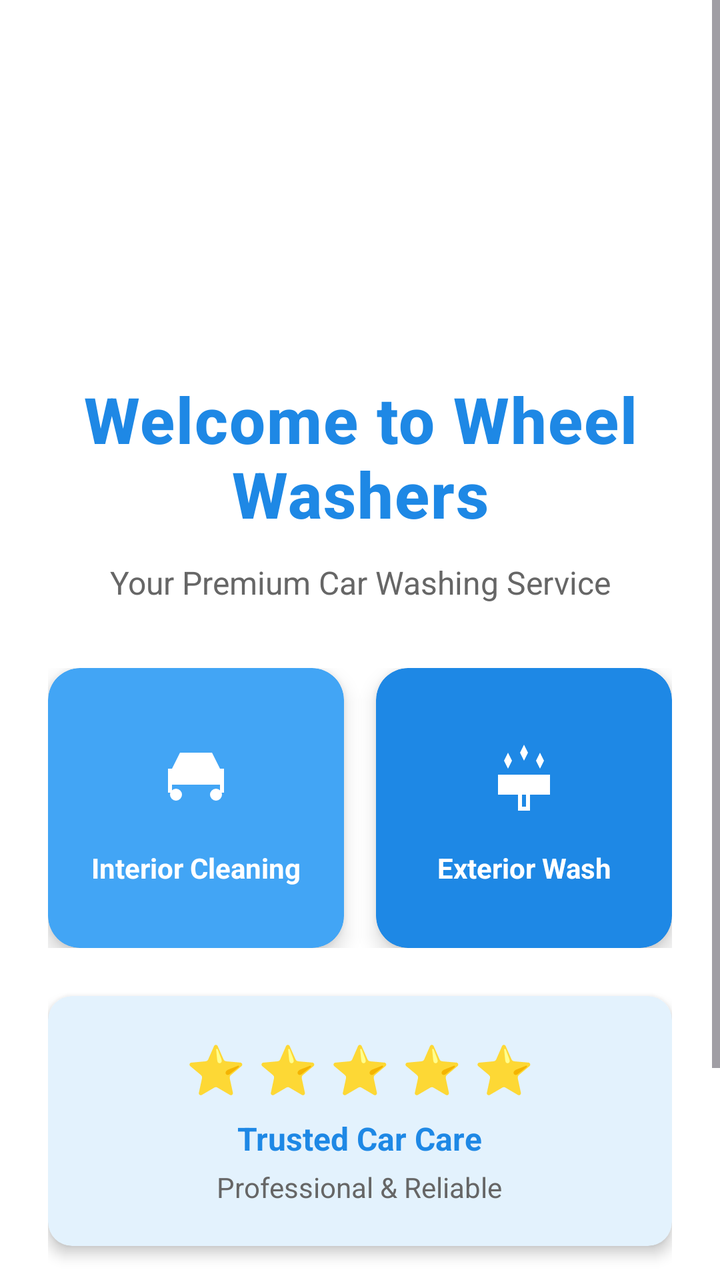
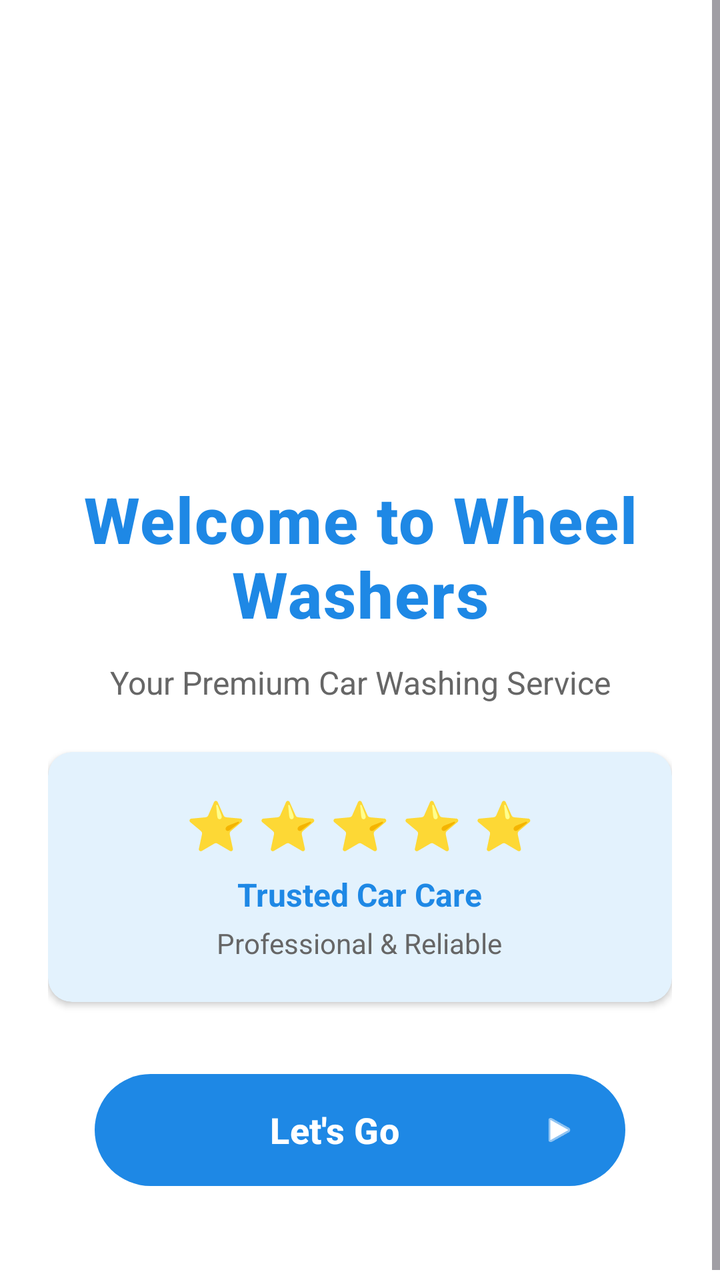

Before-and-after screenshots of an Android layout around one commit, followed by the original layout XML and the change that was made.
<!-- AndroidManifest.xml: application theme Theme.WheelWashers -->
<!-- res/layout/activity_welcome.xml -->
<?xml version="1.0" encoding="utf-8"?>
<ScrollView xmlns:android="http://schemas.android.com/apk/res/android"
    xmlns:app="http://schemas.android.com/apk/res-auto"
    android:layout_width="match_parent"
    android:layout_height="match_parent"
    android:background="@color/white"
    android:fillViewport="true">

    <androidx.constraintlayout.widget.ConstraintLayout
        android:layout_width="match_parent"
        android:layout_height="wrap_content"
        android:padding="24dp">

        
        <ImageView
            android:id="@+id/iv_logo"
            android:layout_width="100dp"
            android:layout_height="100dp"
            android:layout_marginTop="40dp"
            android:src="@mipmap/ic_logo"
            android:elevation="4dp"
            app:layout_constraintEnd_toEndOf="parent"
            app:layout_constraintStart_toStartOf="parent"
            app:layout_constraintTop_toTopOf="parent"
            android:contentDescription="@string/app_name" />

        
        <TextView
            android:id="@+id/tv_welcome_title"
            android:layout_width="0dp"
            android:layout_height="wrap_content"
            android:layout_marginTop="24dp"
            android:gravity="center"
            android:text="@string/welcome_title"
            android:textColor="@color/blue_primary"
            android:textSize="32sp"
            android:textStyle="bold"
            android:fontFamily="sans-serif-medium"
            android:letterSpacing="0.02"
            app:layout_constraintEnd_toEndOf="parent"
            app:layout_constraintStart_toStartOf="parent"
            app:layout_constraintTop_toBottomOf="@id/iv_logo" />

        
        <TextView
            android:id="@+id/tv_welcome_subtitle"
            android:layout_width="0dp"
            android:layout_height="wrap_content"
            android:layout_marginTop="12dp"
            android:gravity="center"
            android:lineSpacingExtra="4dp"
            android:text="@string/welcome_subtitle"
            android:textColor="#666666"
            android:textSize="16sp"
            android:fontFamily="sans-serif"
            app:layout_constraintEnd_toEndOf="parent"
            app:layout_constraintStart_toStartOf="parent"
            app:layout_constraintTop_toBottomOf="@id/tv_welcome_title" />

        
        <LinearLayout
            android:id="@+id/services_container"
            android:layout_width="0dp"
            android:layout_height="wrap_content"
            android:layout_marginTop="32dp"
            android:orientation="horizontal"
            android:weightSum="2"
            app:layout_constraintEnd_toEndOf="parent"
            app:layout_constraintStart_toStartOf="parent"
            app:layout_constraintTop_toBottomOf="@id/tv_welcome_subtitle">

            
            <androidx.cardview.widget.CardView
                android:id="@+id/card_plumbing"
                android:layout_width="0dp"
                android:layout_height="140dp"
                android:layout_weight="1"
                android:layout_marginEnd="8dp"
                app:cardCornerRadius="16dp"
                app:cardElevation="6dp"
                app:cardBackgroundColor="@color/blue_light">

                <LinearLayout
                    android:layout_width="match_parent"
                    android:layout_height="match_parent"
                    android:orientation="vertical"
                    android:gravity="center"
                    android:padding="16dp">

                    <ImageView
                        android:layout_width="48dp"
                        android:layout_height="48dp"
                        android:tint="@color/white"
                        android:src="@drawable/ic_car_interior"
                        android:contentDescription="@string/plumbing_service" />

                    <TextView
                        android:layout_width="wrap_content"
                        android:layout_height="wrap_content"
                        android:layout_marginTop="12dp"
                        android:text="@string/plumbing_service"
                        android:textColor="@color/white"
                        android:textSize="14sp"
                        android:textStyle="bold"
                        android:gravity="center" />
                </LinearLayout>
            </androidx.cardview.widget.CardView>

            
            <androidx.cardview.widget.CardView
                android:id="@+id/card_ac"
                android:layout_width="0dp"
                android:layout_height="140dp"
                android:layout_weight="1"
                android:layout_marginStart="8dp"
                app:cardCornerRadius="16dp"
                app:cardElevation="6dp"
                app:cardBackgroundColor="@color/blue_primary">

                <LinearLayout
                    android:layout_width="match_parent"
                    android:layout_height="match_parent"
                    android:orientation="vertical"
                    android:gravity="center"
                    android:padding="16dp">

                    <ImageView
                        android:layout_width="48dp"
                        android:layout_height="48dp"
                        android:src="@drawable/ic_car_wash"
                        android:tint="@color/white"
                        android:contentDescription="@string/ac_service" />

                    <TextView
                        android:layout_width="wrap_content"
                        android:layout_height="wrap_content"
                        android:layout_marginTop="12dp"
                        android:text="@string/ac_service"
                        android:textColor="@color/white"
                        android:textSize="14sp"
                        android:textStyle="bold"
                        android:gravity="center" />
                </LinearLayout>
            </androidx.cardview.widget.CardView>
        </LinearLayout>

        
        <androidx.cardview.widget.CardView
            android:id="@+id/feature_badge"
            android:layout_width="0dp"
            android:layout_height="wrap_content"
            android:layout_marginTop="24dp"
            app:cardCornerRadius="12dp"
            app:cardElevation="4dp"
            app:cardBackgroundColor="#E3F2FD"
            app:layout_constraintEnd_toEndOf="parent"
            app:layout_constraintStart_toStartOf="parent"
            app:layout_constraintTop_toBottomOf="@id/services_container">

            <LinearLayout
                android:layout_width="match_parent"
                android:layout_height="wrap_content"
                android:orientation="vertical"
                android:gravity="center"
                android:padding="20dp">

                <TextView
                    android:layout_width="wrap_content"
                    android:layout_height="wrap_content"
                    android:text="⭐ ⭐ ⭐ ⭐ ⭐"
                    android:textSize="24sp" />

                <TextView
                    android:layout_width="wrap_content"
                    android:layout_height="wrap_content"
                    android:layout_marginTop="8dp"
                    android:text="@string/trusted_experts"
                    android:textColor="@color/blue_primary"
                    android:textSize="16sp"
                    android:textStyle="bold" />

                <TextView
                    android:layout_width="wrap_content"
                    android:layout_height="wrap_content"
                    android:layout_marginTop="4dp"
                    android:text="@string/service_description"
                    android:textColor="#666666"
                    android:textSize="14sp" />
            </LinearLayout>
        </androidx.cardview.widget.CardView>

        
        <com.google.android.material.button.MaterialButton
            android:id="@+id/btn_lets_go"
            android:layout_width="0dp"
            android:layout_height="64dp"
            android:layout_marginTop="32dp"
            android:layout_marginBottom="24dp"
            android:text="@string/lets_go"
            android:textColor="@color/white"
            android:textSize="18sp"
            android:textStyle="bold"
            android:elevation="8dp"
            app:cornerRadius="32dp"
            app:icon="@android:drawable/ic_media_play"
            app:iconGravity="end"
            app:iconTint="@color/white"
            app:backgroundTint="@color/blue_primary"
            app:rippleColor="#40FFFFFF"
            app:layout_constraintBottom_toBottomOf="parent"
            app:layout_constraintEnd_toEndOf="parent"
            app:layout_constraintStart_toStartOf="parent"
            app:layout_constraintTop_toBottomOf="@id/feature_badge"
            app:layout_constraintWidth_percent="0.85" />

    </androidx.constraintlayout.widget.ConstraintLayout>
</ScrollView>
<!-- resources referenced by this layout -->
<resources>
  <color name="blue_light">#42A5F5</color>
  <color name="blue_primary">#1E88E5</color>
  <color name="white">#FFFFFFFF</color>
  <!-- drawable ic_car_interior (drawable) -->
  <?xml version="1.0" encoding="utf-8"?>
  <vector xmlns:android="http://schemas.android.com/apk/res/android"
      android:width="48dp"
      android:height="48dp"
      android:viewportWidth="48"
      android:viewportHeight="48">
      
      <path
          android:fillColor="#1E88E5"
          android:pathData="M12,20 L16,12 L32,12 L36,20 L38,20 L38,32 L36,32 L36,28 L12,28 L12,32 L10,32 L10,20 Z"/>
      
      <path
          android:fillColor="#FFFFFF"
          android:pathData="M17,14 L20,14 L20,18 L17,18 Z M28,14 L31,14 L31,18 L28,18 Z"/>
      
      <path
          android:fillColor="#1E88E5"
          android:pathData="M14,30 A3,3 0 1,1 14,36 A3,3 0 1,1 14,30 Z M34,30 A3,3 0 1,1 34,36 A3,3 0 1,1 34,30 Z"/>
  </vector>
  <!-- drawable ic_car_wash (drawable) -->
  <?xml version="1.0" encoding="utf-8"?>
  <vector xmlns:android="http://schemas.android.com/apk/res/android"
      android:width="48dp"
      android:height="48dp"
      android:viewportWidth="48"
      android:viewportHeight="48">
      
      <path
          android:fillColor="#1E88E5"
          android:pathData="M24,8 L26,12 L24,16 L22,12 Z M16,12 L18,16 L16,20 L14,16 Z M32,12 L34,16 L32,20 L30,16 Z"/>
      
      <path
          android:fillColor="#1E88E5"
          android:pathData="M12,24 L36,24 L36,32 L12,32 Z"
          android:strokeWidth="2"
          android:strokeColor="#1E88E5"/>
      
      <path
          android:fillColor="@android:color/transparent"
          android:pathData="M22,32 L22,40 L26,40 L26,32"
          android:strokeWidth="2"
          android:strokeColor="#1E88E5"
          android:strokeLineCap="round"/>
  </vector>
  <!-- mipmap ic_logo (mipmap-anydpi-v26) -->
  <?xml version="1.0" encoding="utf-8"?>
  <adaptive-icon xmlns:android="http://schemas.android.com/apk/res/android">
      <background android:drawable="@color/ic_logo_background"/>
      <foreground android:drawable="@mipmap/ic_logo_foreground"/>
  </adaptive-icon>
  <string name="ac_service">Exterior Wash</string>
  <string name="app_name">Wheel Washers</string>
  <string name="lets_go">Let\'s Go</string>
  <string name="plumbing_service">Interior Cleaning</string>
  <string name="service_description">Professional &amp; Reliable</string>
  <string name="trusted_experts">Trusted Car Care</string>
  <string name="welcome_subtitle">Your Premium Car Washing Service</string>
  <string name="welcome_title">Welcome to Wheel Washers</string>
  <style name="Theme.WheelWashers" parent="Base.Theme.WheelWashers" />
  <color name="ic_logo_background">#000000</color>
  <style name="Base.Theme.WheelWashers" parent="Theme.Material3.Light.NoActionBar">
          <item name="colorPrimary">@color/blue_primary</item>
          <item name="colorPrimaryDark">@color/blue_dark</item>
          <item name="colorAccent">@color/blue_light</item>
          <item name="android:statusBarColor">@color/blue_primary</item>
          <item name="android:navigationBarColor">@color/white</item>
          <item name="android:windowBackground">@color/white</item>
      </style>
  <color name="blue_dark">#1565C0</color>
</resources>

<!-- the commit's change to res/layout/activity_welcome.xml (unified diff, before → after) -->
@@ -14,10 +14,10 @@
         
         <ImageView
             android:id="@+id/iv_logo"
-            android:layout_width="100dp"
-            android:layout_height="100dp"
+            android:layout_width="150dp"
+            android:layout_height="150dp"
             android:layout_marginTop="40dp"
-            android:src="@mipmap/ic_logo"
+            android:src="@mipmap/ic_logo_round"
             android:elevation="4dp"
             app:layout_constraintEnd_toEndOf="parent"
             app:layout_constraintStart_toStartOf="parent"
@@ -58,104 +58,16 @@
             app:layout_constraintTop_toBottomOf="@id/tv_welcome_title" />
 
         
-        <LinearLayout
-            android:id="@+id/services_container"
-            android:layout_width="0dp"
-            android:layout_height="wrap_content"
-            android:layout_marginTop="32dp"
-            android:orientation="horizontal"
-            android:weightSum="2"
-            app:layout_constraintEnd_toEndOf="parent"
-            app:layout_constraintStart_toStartOf="parent"
-            app:layout_constraintTop_toBottomOf="@id/tv_welcome_subtitle">
-
-            
-            <androidx.cardview.widget.CardView
-                android:id="@+id/card_plumbing"
-                android:layout_width="0dp"
-                android:layout_height="140dp"
-                android:layout_weight="1"
-                android:layout_marginEnd="8dp"
-                app:cardCornerRadius="16dp"
-                app:cardElevation="6dp"
-                app:cardBackgroundColor="@color/blue_light">
-
-                <LinearLayout
-                    android:layout_width="match_parent"
-                    android:layout_height="match_parent"
-                    android:orientation="vertical"
-                    android:gravity="center"
-                    android:padding="16dp">
-
-                    <ImageView
-                        android:layout_width="48dp"
-                        android:layout_height="48dp"
-                        android:tint="@color/white"
-                        android:src="@drawable/ic_car_interior"
-                        android:contentDescription="@string/plumbing_service" />
-
-                    <TextView
-                        android:layout_width="wrap_content"
-                        android:layout_height="wrap_content"
-                        android:layout_marginTop="12dp"
-                        android:text="@string/plumbing_service"
-                        android:textColor="@color/white"
-                        android:textSize="14sp"
-                        android:textStyle="bold"
-                        android:gravity="center" />
-                </LinearLayout>
-            </androidx.cardview.widget.CardView>
-
-            
-            <androidx.cardview.widget.CardView
-                android:id="@+id/card_ac"
-                android:layout_width="0dp"
-                android:layout_height="140dp"
-                android:layout_weight="1"
-                android:layout_marginStart="8dp"
-                app:cardCornerRadius="16dp"
-                app:cardElevation="6dp"
-                app:cardBackgroundColor="@color/blue_primary">
-
-                <LinearLayout
-                    android:layout_width="match_parent"
-                    android:layout_height="match_parent"
-                    android:orientation="vertical"
-                    android:gravity="center"
-                    android:padding="16dp">
-
-                    <ImageView
-                        android:layout_width="48dp"
-                        android:layout_height="48dp"
-                        android:src="@drawable/ic_car_wash"
-                        android:tint="@color/white"
-                        android:contentDescription="@string/ac_service" />
-
-                    <TextView
-                        android:layout_width="wrap_content"
-                        android:layout_height="wrap_content"
-                        android:layout_marginTop="12dp"
-                        android:text="@string/ac_service"
-                        android:textColor="@color/white"
-                        android:textSize="14sp"
-                        android:textStyle="bold"
-                        android:gravity="center" />
-                </LinearLayout>
-            </androidx.cardview.widget.CardView>
-        </LinearLayout>
-
-        
         <androidx.cardview.widget.CardView
             android:id="@+id/feature_badge"
             android:layout_width="0dp"
             android:layout_height="wrap_content"
             android:layout_marginTop="24dp"
             app:cardCornerRadius="12dp"
-            app:cardElevation="4dp"
             app:cardBackgroundColor="#E3F2FD"
             app:layout_constraintEnd_toEndOf="parent"
             app:layout_constraintStart_toStartOf="parent"
-            app:layout_constraintTop_toBottomOf="@id/services_container">
+            app:layout_constraintTop_toBottomOf="@id/tv_welcome_subtitle">
 
             <LinearLayout
                 android:layout_width="match_parent"
<!-- resource entries referenced after the edit -->
@@ -3,61 +3,14 @@
   <color name="blue_light">#42A5F5</color>
   <color name="blue_primary">#1E88E5</color>
   <color name="white">#FFFFFFFF</color>
-  <!-- drawable ic_car_interior (drawable) -->
-  <?xml version="1.0" encoding="utf-8"?>
-  <vector xmlns:android="http://schemas.android.com/apk/res/android"
-      android:width="48dp"
-      android:height="48dp"
-      android:viewportWidth="48"
-      android:viewportHeight="48">
-      
-      <path
-          android:fillColor="#1E88E5"
-          android:pathData="M12,20 L16,12 L32,12 L36,20 L38,20 L38,32 L36,32 L36,28 L12,28 L12,32 L10,32 L10,20 Z"/>
-      
-      <path
-          android:fillColor="#FFFFFF"
-          android:pathData="M17,14 L20,14 L20,18 L17,18 Z M28,14 L31,14 L31,18 L28,18 Z"/>
-      
-      <path
-          android:fillColor="#1E88E5"
-          android:pathData="M14,30 A3,3 0 1,1 14,36 A3,3 0 1,1 14,30 Z M34,30 A3,3 0 1,1 34,36 A3,3 0 1,1 34,30 Z"/>
-  </vector>
-  <!-- drawable ic_car_wash (drawable) -->
-  <?xml version="1.0" encoding="utf-8"?>
-  <vector xmlns:android="http://schemas.android.com/apk/res/android"
-      android:width="48dp"
-      android:height="48dp"
-      android:viewportWidth="48"
-      android:viewportHeight="48">
-      
-      <path
-          android:fillColor="#1E88E5"
-          android:pathData="M24,8 L26,12 L24,16 L22,12 Z M16,12 L18,16 L16,20 L14,16 Z M32,12 L34,16 L32,20 L30,16 Z"/>
-      
-      <path
-          android:fillColor="#1E88E5"
-          android:pathData="M12,24 L36,24 L36,32 L12,32 Z"
-          android:strokeWidth="2"
-          android:strokeColor="#1E88E5"/>
-      
-      <path
-          android:fillColor="@android:color/transparent"
-          android:pathData="M22,32 L22,40 L26,40 L26,32"
-          android:strokeWidth="2"
-          android:strokeColor="#1E88E5"
-          android:strokeLineCap="round"/>
-  </vector>
-  <!-- mipmap ic_logo (mipmap-anydpi-v26) -->
+  <!-- mipmap ic_logo_round (mipmap-anydpi-v26) -->
   <?xml version="1.0" encoding="utf-8"?>
   <adaptive-icon xmlns:android="http://schemas.android.com/apk/res/android">
       <background android:drawable="@color/ic_logo_background"/>
       <foreground android:drawable="@mipmap/ic_logo_foreground"/>
   </adaptive-icon>
-  <string name="ac_service">Exterior Wash</string>
   <string name="app_name">Wheel Washers</string>
   <string name="lets_go">Let\'s Go</string>
-  <string name="plumbing_service">Interior Cleaning</string>
   <string name="service_description">Professional &amp; Reliable</string>
   <string name="trusted_experts">Trusted Car Care</string>
   <string name="welcome_subtitle">Your Premium Car Washing Service</string>
